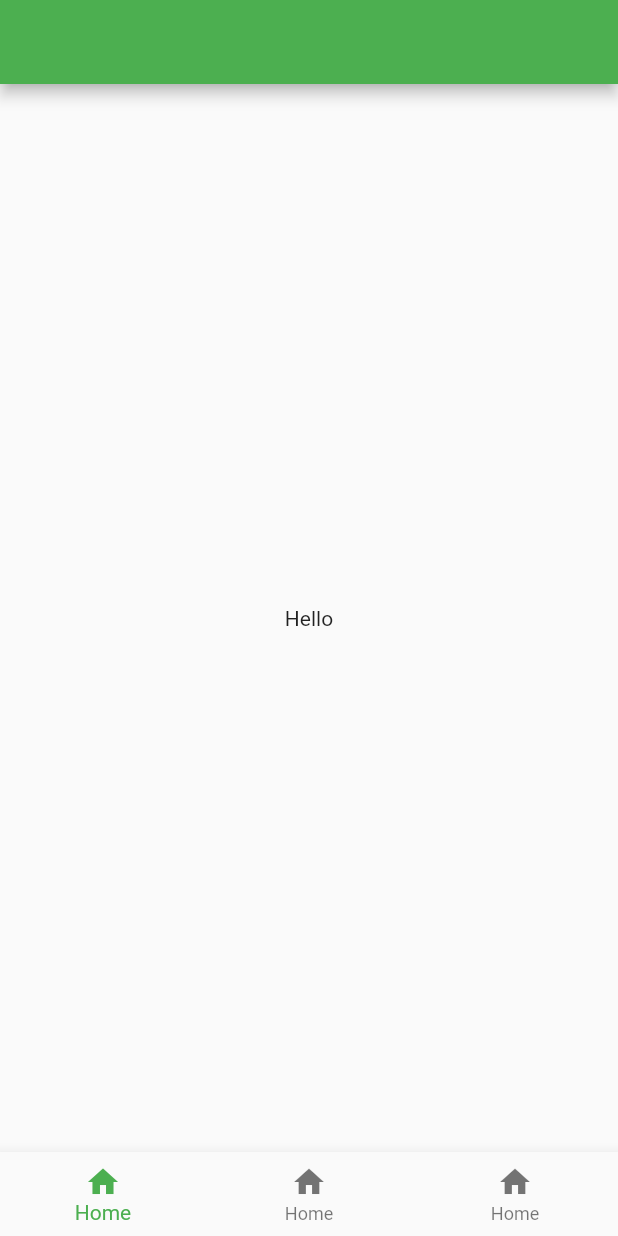
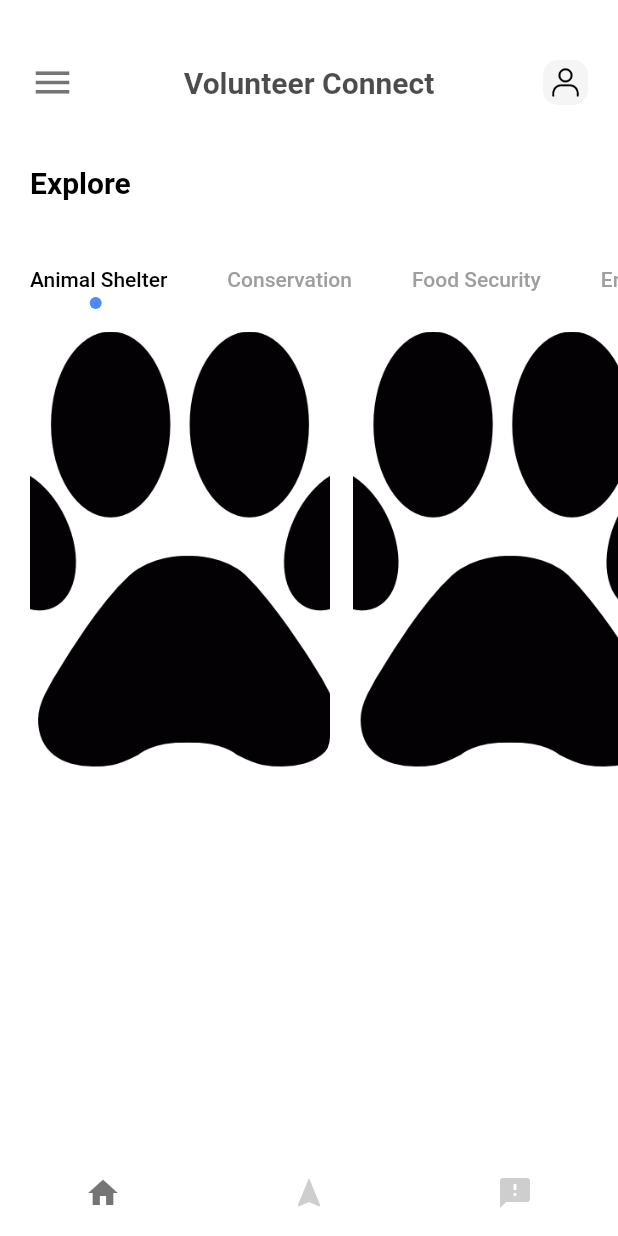
Before and after one commit to ostweg/Entrepreneurship, a Flutter app: the screen it shows after launch, on a phone screen of 412 x 824 dp. Run offline on Flutter 3.47's test engine with Material 2 defaults, Android fonts, the light colour scheme and no system bars; our stand-ins replace flutter_map.

Commit message:
Build basic layout

```diff
--- a/lib/main.dart
+++ b/lib/main.dart
@@ -1,5 +1,6 @@
+import 'package:entre/pages/main_page.dart';
+import 'package:entre/pages/start_page.dart';
 import 'package:flutter/material.dart';
-import 'package:flutter_map/flutter_map.dart';
 
 void main() {
   runApp(const MyApp());
@@ -11,32 +12,12 @@ class MyApp extends StatelessWidget {
   @override
   Widget build(BuildContext context) {
     return MaterialApp(
-      title: 'Flutter Demo',
-      theme: ThemeData(primarySwatch: Colors.green),
-      home: Scaffold(
-        appBar: AppBar(),
-        body: const Center(
-            child: Padding(
-          padding: EdgeInsets.all(100),
-          child: Text('Hello'),
-        )),
-        bottomNavigationBar: BottomNavigationBar(
-          items: const [
-            BottomNavigationBarItem(
-                icon: Icon(Icons.home),
-                label: 'Home'
-            ),
-            BottomNavigationBarItem(
-                icon: Icon(Icons.home),
-                label: 'Home'
-            ),
-            BottomNavigationBarItem(
-                icon: Icon(Icons.home),
-                label: 'Home'
-            )
-          ],
-        ),
+      title: 'Volunteer',
+      debugShowCheckedModeBanner: false,
+      theme: ThemeData(
+        primarySwatch: Colors.blue,
       ),
+      home: MainPage()
     );
   }
 }
--- /dev/null
+++ b/lib/main_old.dart
@@ -0,0 +1,42 @@
+import 'package:flutter/material.dart';
+import 'package:flutter_map/flutter_map.dart';
+
+void main() {
+  runApp(const MyApp());
+}
+
+class MyApp extends StatelessWidget {
+  const MyApp({super.key});
+
+  @override
+  Widget build(BuildContext context) {
+    return MaterialApp(
+      title: 'Flutter Demo',
+      theme: ThemeData(primarySwatch: Colors.green),
+      home: Scaffold(
+        appBar: AppBar(),
+        body: const Center(
+            child: Padding(
+          padding: EdgeInsets.all(100),
+          child: Text('Hello'),
+        )),
+        bottomNavigationBar: BottomNavigationBar(
+          items: const [
+            BottomNavigationBarItem(
+                icon: Icon(Icons.home),
+                label: 'Home'
+            ),
+            BottomNavigationBarItem(
+                icon: Icon(Icons.home),
+                label: 'Home'
+            ),
+            BottomNavigationBarItem(
+                icon: Icon(Icons.home),
+                label: 'Home'
+            )
+          ],
+        ),
+      ),
+    );
+  }
+}
--- /dev/null
+++ b/lib/pages/home_page.dart
@@ -0,0 +1,138 @@
+import 'package:entre/widgets/text_title.dart';
+import 'package:flutter/material.dart';
+
+class HomePage extends StatefulWidget {
+  const HomePage({super.key});
+
+  @override
+  State<HomePage> createState() => _HomePageState();
+}
+
+class _HomePageState extends State<HomePage> with TickerProviderStateMixin{
+
+  @override
+  Widget build(BuildContext context) {
+    TabController _tabController = TabController(length: 4, vsync: this);
+   return Scaffold(
+     backgroundColor: Colors.white,
+     body:Column(
+       crossAxisAlignment: CrossAxisAlignment.start,
+       children: [
+         Container(
+           padding: const EdgeInsets.only(top:40,left:20),
+           child: Row(
+             children: [
+               Icon(Icons.menu,size: 30,color: Colors.black54),
+               Expanded(child: Container()),
+               Container(
+                 child: TextTitle(text: "Volunteer Connect",color: Colors.black.withOpacity(0.7),),
+               ),
+               Expanded(child: Container()),
+               Container(
+                 margin: const EdgeInsets.only(right: 20),
+                 width: 30,
+                 height: 30,
+                 decoration: BoxDecoration(
+                   image:DecorationImage(
+                     image: AssetImage(
+                       "images/person.png"
+                     ),
+
+                   ),
+                   borderRadius: BorderRadius.circular(10),
+                   color: Colors.grey.withOpacity(0.1)
+                 ),
+               )
+             ],
+           ),
+         ),
+         SizedBox(height:40),
+         Container(
+           margin: const EdgeInsets.only(left:20),
+           child:TextTitle(text:"Explore"),
+         ),
+         SizedBox(height:30),
+        Container(
+          child: Align(
+            alignment: Alignment.centerLeft,
+            child: TabBar(
+              labelPadding: const EdgeInsets.only(left:20,right:20),
+              labelColor: Colors.black,
+              controller: _tabController,
+              unselectedLabelColor: Colors.grey,
+              isScrollable: true,
+              indicatorSize: TabBarIndicatorSize.label,
+              indicator: CircleTabIndicator(color:const Color(0xFF4c8bfc),radius: 4),
+              tabs: const[
+                Tab(text:"Animal Shelter"),
+                Tab(text:"Conservation"),
+                Tab(text:"Food Security"),
+                Tab(text:"Environmental"),
+              ],
+            ),
+          ),
+        ),
+         Container(
+           padding: const EdgeInsets.only(left:20),
+           height: 300,
+           width: double.maxFinite,
+           child: TabBarView(
+             controller: _tabController,
+             children:[
+               ListView.builder(
+                 itemCount:4,
+                 scrollDirection: Axis.horizontal,
+                 itemBuilder: (BuildContext context, int index) {
+                   return Container(
+                     margin: const EdgeInsets.only(right:15,top:10),
+                     width: 200,
+                     height: 300,
+                     decoration: BoxDecoration(
+                         borderRadius: BorderRadius.circular(20),
+                         color: Colors.white,
+                         image: DecorationImage(
+                             image: AssetImage(
+                                 "images/dog-paw.png"
+                             ),
+                             fit: BoxFit.cover
+                         )
+                     ),
+                   );
+                 },
+               ),
+               Text("where"),
+               Text("Bye"),
+               Text("Ciao"),
+             ],
+           ),
+         ),
+       ],
+     )
+   );
+  }
+}
+class CircleTabIndicator extends Decoration{
+  final Color color;
+  double radius;
+  CircleTabIndicator({required this.color, required this.radius});
+  @override
+  BoxPainter createBoxPainter([VoidCallback? onChanged]) {
+    // TODO: implement createBoxPainter
+    return _CirclePainter(color:this.color,radius:this.radius);
+  }
+}
+class _CirclePainter extends BoxPainter{
+  final Color color;
+  double radius;
+  _CirclePainter({required this.color, required this.radius});
+  @override
+  void paint(Canvas canvas, Offset offset, ImageConfiguration configuration) {
+    Paint _paint = Paint();
+    _paint.color=color;
+    _paint.isAntiAlias=true;
+    final Offset circleOffset = Offset(configuration.size!.width/2-radius/2,configuration.size!.height-radius-5);
+
+    canvas.drawCircle(offset+circleOffset, radius, _paint);
+  }
+
+}
--- /dev/null
+++ b/lib/pages/main_page.dart
@@ -0,0 +1,50 @@
+import 'package:entre/pages/feedback_page.dart';
+import 'package:entre/pages/home_page.dart';
+import 'package:flutter/material.dart';
+
+import 'navigation_page.dart';
+
+class MainPage extends StatefulWidget {
+  const MainPage({super.key});
+
+  @override
+  State<MainPage> createState() => _MainPageState();
+}
+
+class _MainPageState extends State<MainPage> {
+  List pages = [
+    HomePage(),
+    NavigationPage(),
+    FeedbackPage()
+  ];
+  int currentIndex = 0;
+
+  void onTap(int index){
+    setState(() {
+      currentIndex = index;
+    });
+  }
+
+  @override
+  Widget build(BuildContext context) {
+    return Scaffold(
+      backgroundColor: Colors.white,
+      body: pages[currentIndex],
+      bottomNavigationBar: BottomNavigationBar(
+        backgroundColor: Colors.white,
+        currentIndex: currentIndex,
+        onTap: onTap,
+        selectedItemColor: Colors.black54,
+        unselectedItemColor: Colors.grey.withOpacity(0.5),
+        showUnselectedLabels: false,
+        showSelectedLabels: false,
+        elevation: 0,
+        items: const [
+          BottomNavigationBarItem(label:"Search",icon: Icon(Icons.home)),
+          BottomNavigationBarItem(label:"Navigate",icon: Icon(Icons.navigation)),
+          BottomNavigationBarItem(label:"Feedback",icon: Icon(Icons.feedback))
+        ],
+      ),
+    );
+  }
+}
--- /dev/null
+++ b/lib/widgets/text_title.dart
@@ -0,0 +1,20 @@
+import 'package:flutter/material.dart';
+
+class TextTitle extends StatelessWidget {
+  double size;
+  final String text;
+  final Color color;
+  TextTitle({Key? key,this.size=20,required this.text,this.color=Colors.black}) : super(key: key);
+
+  @override
+  Widget build(BuildContext context) {
+    return Text(
+      text,
+      style: TextStyle(
+        color:color,
+        fontSize: size,
+        fontWeight: FontWeight.bold
+      ),
+    );
+  }
+}
--- a/pubspec.yaml
+++ b/pubspec.yaml
@@ -62,8 +62,8 @@ flutter:
   uses-material-design: true
 
   # To add assets to your application, add an assets section, like this:
-  # assets:
-  #   - images/a_dot_burr.jpeg
+  assets:
+    - images/
   #   - images/a_dot_ham.jpeg
 
   # An image asset can refer to one or more resolution-specific "variants", see
```
Also changed, not shown: lib/pages/feedback_page.dart (added, +16 -0 lines), lib/pages/navigation_page.dart (added, +16 -0 lines), lib/pages/search_page.dart (added, +16 -0 lines), lib/pages/start_page.dart (added, +82 -0 lines), lib/widgets/general_button.dart (added, +25 -0 lines), lib/widgets/text_description.dart (added, +19 -0 lines), images/button.png (added), images/button1.PNG (added), images/dog-paw.png (added), images/happywomen1.jpg (added), images/happywomen2.jpg (added), images/person.png (added), pubspec.lock, 2 other files.
